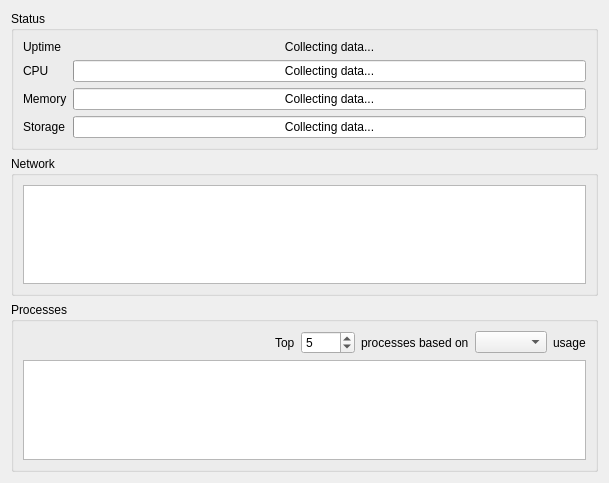
Tinkerforge/brickv, file src/brickv/plugin_system/plugins/red/ui/red_tab_overview.ui: the form before one commit.
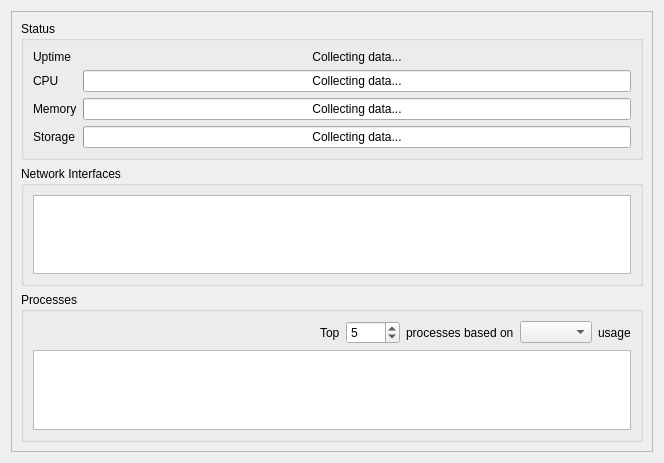
The form after the commit.

Commit message: red-brick: UI layout of the settings tab

```diff
--- a/src/brickv/plugin_system/plugins/red/ui/red_tab_overview.ui
+++ b/src/brickv/plugin_system/plugins/red/ui/red_tab_overview.ui
@@ -6,22 +6,48 @@
    <rect>
     <x>0</x>
     <y>0</y>
-    <width>609</width>
-    <height>483</height>
+    <width>664</width>
+    <height>463</height>
    </rect>
   </property>
   <property name="windowTitle">
    <string>REDTabOverview</string>
   </property>
-  <layout class="QGridLayout" name="gridLayout">
-   <item row="1" column="0" colspan="2">
+  <layout class="QVBoxLayout" name="verticalLayout_2">
+   <item>
+    <widget class="QFrame" name="frame_overview">
+     <property name="frameShape">
+      <enum>QFrame::StyledPanel</enum>
+     </property>
+     <property name="frameShadow">
+      <enum>QFrame::Raised</enum>
+     </property>
+     <layout class="QVBoxLayout" name="verticalLayout_5">
+      <item>
     <widget class="QGroupBox" name="gbox_status">
      <property name="title">
       <string>Status</string>
      </property>
      <layout class="QVBoxLayout" name="verticalLayout_3">
       <item>
-       <layout class="QGridLayout" name="glayout_status">
+          <layout class="QFormLayout" name="formLayout">
+           <item row="0" column="0">
+            <widget class="QLabel" name="label_uptime">
+             <property name="text">
+              <string>Uptime</string>
+             </property>
+            </widget>
+           </item>
+           <item row="0" column="1">
+            <widget class="QLabel" name="label_uptime_value">
+             <property name="text">
+              <string>Collecting data...</string>
+             </property>
+             <property name="alignment">
+              <set>Qt::AlignCenter</set>
+             </property>
+            </widget>
+           </item>
         <item row="1" column="0">
          <widget class="QLabel" name="label_cpu">
           <property name="text">
@@ -29,6 +55,39 @@
           </property>
          </widget>
         </item>
+           <item row="1" column="1">
+            <widget class="QProgressBar" name="pbar_cpu">
+             <property name="value">
+              <number>0</number>
+             </property>
+             <property name="alignment">
+              <set>Qt::AlignCenter</set>
+             </property>
+             <property name="format">
+              <string>Collecting data...</string>
+             </property>
+            </widget>
+           </item>
+           <item row="2" column="0">
+            <widget class="QLabel" name="label_memory">
+             <property name="text">
+              <string>Memory</string>
+             </property>
+            </widget>
+           </item>
+           <item row="2" column="1">
+            <widget class="QProgressBar" name="pbar_memory">
+             <property name="value">
+              <number>0</number>
+             </property>
+             <property name="alignment">
+              <set>Qt::AlignCenter</set>
+             </property>
+             <property name="format">
+              <string>Collecting data...</string>
+             </property>
+            </widget>
+           </item>
         <item row="3" column="0">
          <widget class="QLabel" name="label_storage">
           <property name="text">
@@ -49,67 +108,19 @@
           </property>
          </widget>
         </item>
-        <item row="2" column="1">
-         <widget class="QProgressBar" name="pbar_memory">
-          <property name="value">
-           <number>0</number>
-          </property>
-          <property name="alignment">
-           <set>Qt::AlignCenter</set>
-          </property>
-          <property name="format">
-           <string>Collecting data...</string>
-          </property>
-         </widget>
-        </item>
-        <item row="0" column="0">
-         <widget class="QLabel" name="label_uptime">
-          <property name="text">
-           <string>Uptime</string>
-          </property>
-         </widget>
-        </item>
-        <item row="2" column="0">
-         <widget class="QLabel" name="label_memory">
-          <property name="text">
-           <string>Memory</string>
-          </property>
-         </widget>
-        </item>
-        <item row="1" column="1">
-         <widget class="QProgressBar" name="pbar_cpu">
-          <property name="value">
-           <number>0</number>
-          </property>
-          <property name="alignment">
-           <set>Qt::AlignCenter</set>
-          </property>
-          <property name="format">
-           <string>Collecting data...</string>
-          </property>
-         </widget>
-        </item>
-        <item row="0" column="1">
-         <widget class="QLabel" name="label_uptime_value">
-          <property name="text">
-           <string>Collecting data...</string>
-          </property>
-          <property name="alignment">
-           <set>Qt::AlignCenter</set>
-          </property>
-         </widget>
-        </item>
        </layout>
       </item>
      </layout>
     </widget>
    </item>
-   <item row="2" column="0" colspan="2">
+      <item>
     <widget class="QGroupBox" name="gbox_network">
      <property name="title">
-      <string>Network</string>
-     </property>
-     <layout class="QGridLayout" name="gridLayout_2">
+         <string>Network Interfaces</string>
+        </property>
+        <layout class="QVBoxLayout" name="verticalLayout_4">
+         <item>
+          <layout class="QGridLayout" name="glayout_nic">
       <item row="0" column="0">
        <widget class="QTableView" name="tview_nic">
         <property name="editTriggers">
@@ -130,9 +141,11 @@
        </widget>
       </item>
      </layout>
-    </widget>
-   </item>
-   <item row="3" column="0" colspan="2">
+         </item>
+        </layout>
+       </widget>
+      </item>
+      <item>
     <widget class="QGroupBox" name="gbox_process">
      <property name="title">
       <string>Processes</string>
@@ -216,6 +229,9 @@
          </widget>
         </item>
        </layout>
+         </item>
+        </layout>
+       </widget>
       </item>
      </layout>
     </widget>
```
Lines whose indentation alone changed are shown as unchanged. The commit also changes 2 other files.
